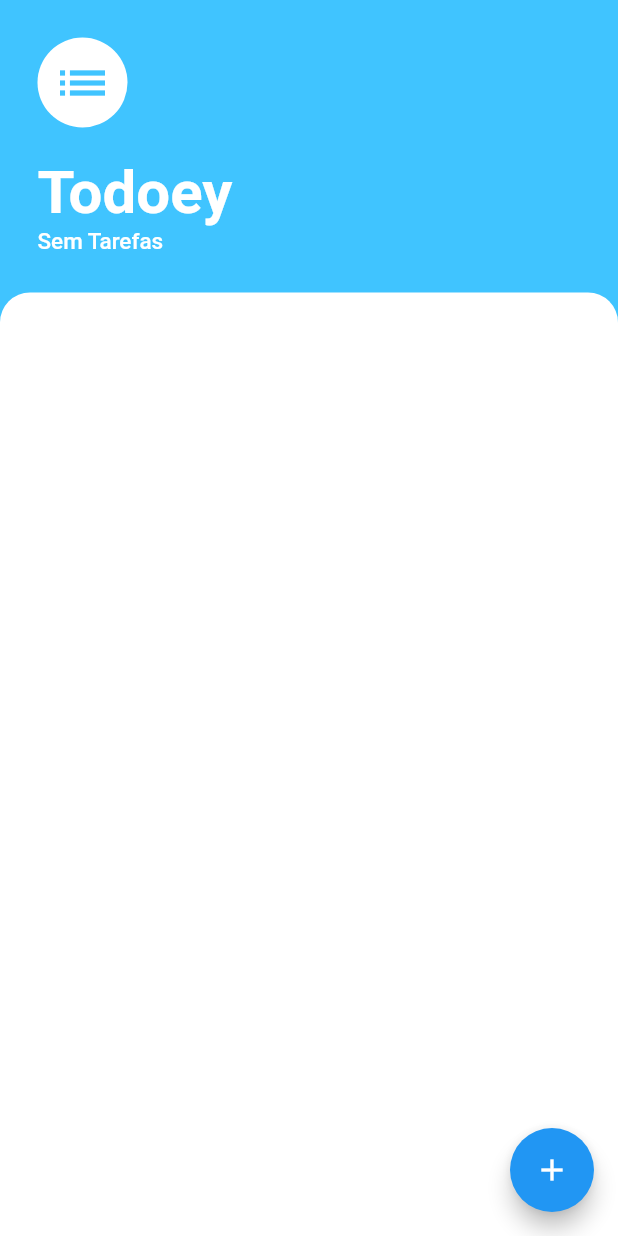
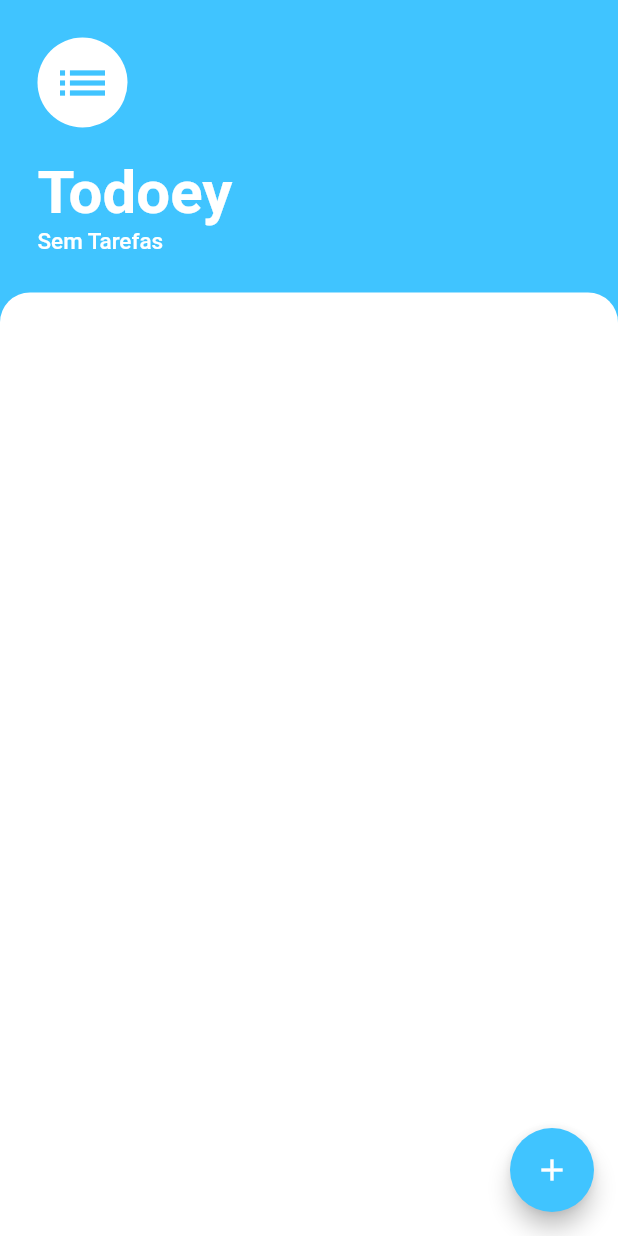
Before and after one commit to lincolnarrais/Todoey, a Flutter app: the screen it shows after launch, on a phone screen of 412 x 824 dp. Run offline on Flutter 3.47's test engine with Material 2 defaults, Android fonts, the phone set to English and light mode, and no system bars.

```diff
--- a/lib/provider/task_data.dart
+++ b/lib/provider/task_data.dart
@@ -12,8 +12,6 @@ class TaskData extends ChangeNotifier {
 
   TaskData() {
     try {
-      ///TODO: Refatorar este código, extraindo a função anônima dentro de
-      ///[then] para um método desta classe.
       _readFile().then((String value) async {
         final json = await jsonDecode(value);
         if (json.isNotEmpty) {
--- a/lib/screens/tasks_screen.dart
+++ b/lib/screens/tasks_screen.dart
@@ -97,6 +97,8 @@ class TasksScreen extends StatelessWidget {
           );
         },
         child: Icon(Icons.add),
+        backgroundColor: Colors.lightBlueAccent,
+        tooltip: 'Adicionar nova Tarefa',
       ),
     );
   }
```
Also changed, not shown: lib/widgets/tasks_list.dart (+8 -1 lines).
